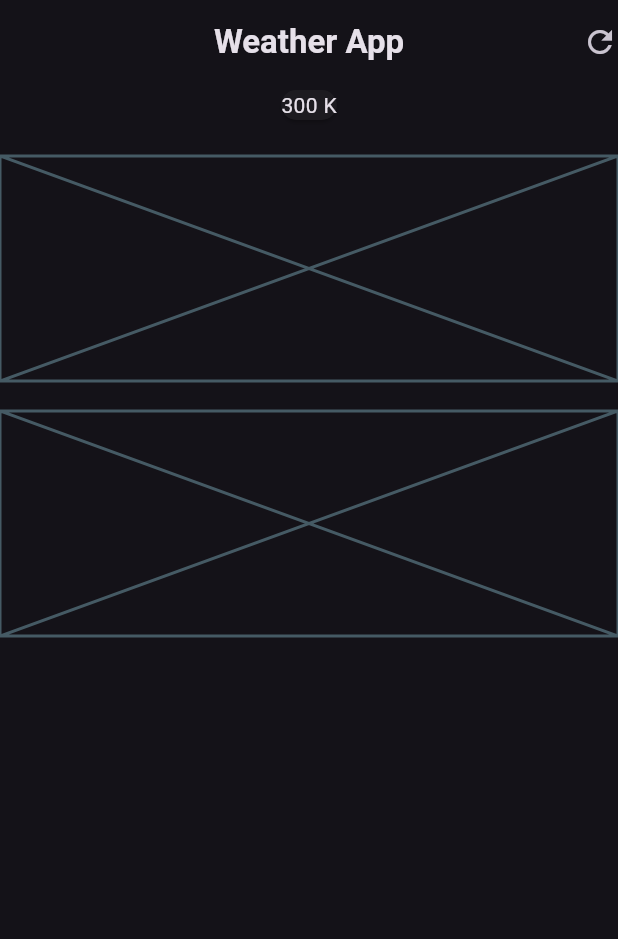
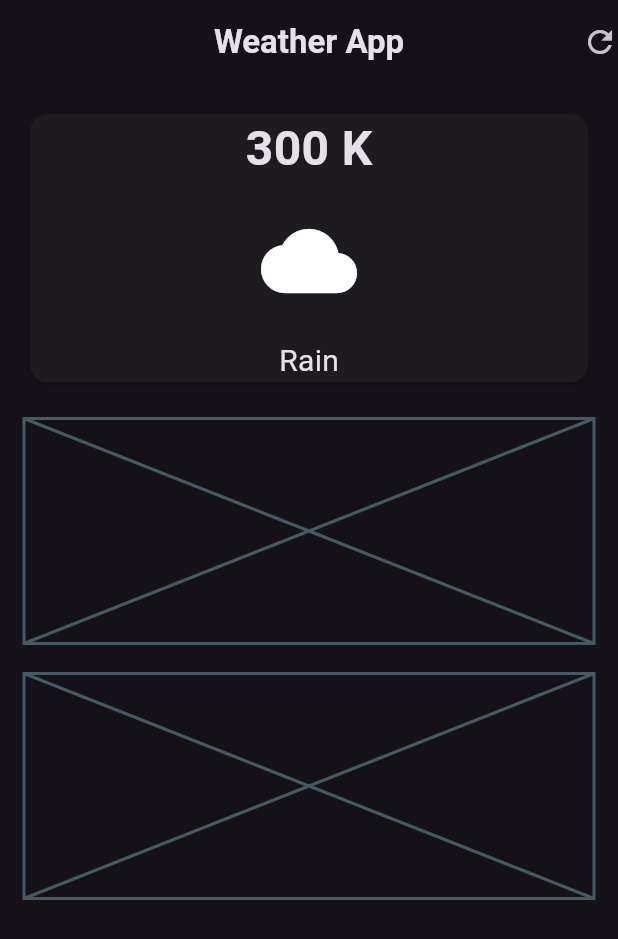
Before and after one commit to abhijeetgaur-dev/weather-app-flutter, a Flutter app: the screen it shows after launch, on a phone screen of 412 x 824 dp. Shown: the top 939 px of the screen. Run offline on Flutter 3.47's test engine with Material 3 defaults, Android fonts, the phone set to English and light mode, and no system bars.

Commit message:
ui updates made

```diff
--- a/lib/weather_screen.dart
+++ b/lib/weather_screen.dart
@@ -21,10 +21,31 @@ class WeatherScreen extends StatelessWidget {
           ),
         ],
       ),
-      body: Column(
+      body: Padding(
+        padding: const EdgeInsets.all(16.0),
+        child: Column(
           children: [
             //main card
-          Card(child: Column(children: [Text('300 K')])),
+            SizedBox(
+              width: double.infinity,
+              child: Card(
+                child: Column(
+                  children: [
+                    Text(
+                      '300 K',
+                      style: TextStyle(
+                        fontSize: 32,
+                        fontWeight: FontWeight.bold,
+                      ),
+                    ),
+                    const SizedBox(height: 20),
+                    Icon(Icons.cloud, size: 64),
+                    const SizedBox(height: 20),
+                    Text('Rain', style: TextStyle(fontSize: 20)),
+                  ],
+                ),
+              ),
+            ),
             const SizedBox(height: 20),
             //weather forecast card
             const Placeholder(fallbackHeight: 150),
@@ -33,6 +54,7 @@ class WeatherScreen extends StatelessWidget {
             const Placeholder(fallbackHeight: 150),
           ],
         ),
+      ),
     );
   }
 }
```
Lines whose indentation alone changed are shown as unchanged.
